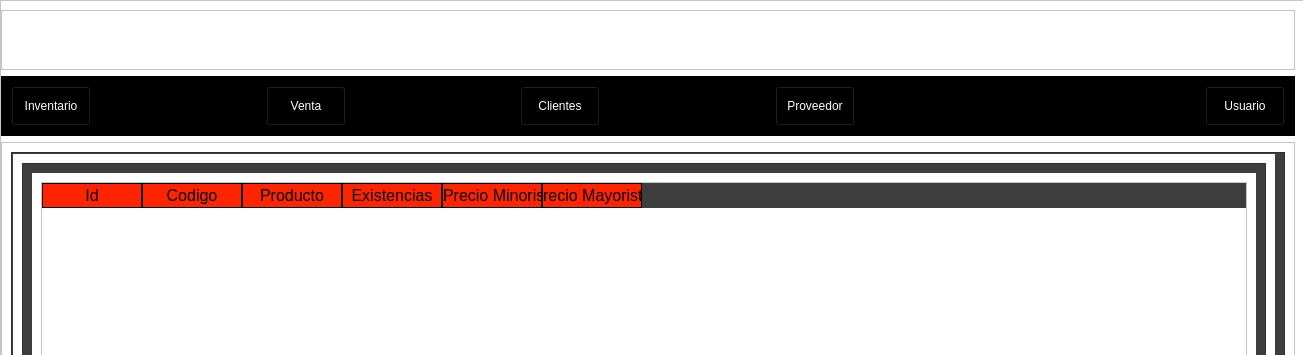
This is View/Menu_BD.ui in DanielSajvin/Proyecto_basedatos as Qt 5 draws it before an edit; both pictures show x 0 to 1303 and y 0 to 355 of the 1303 by 794 pixel window. The edited form follows.
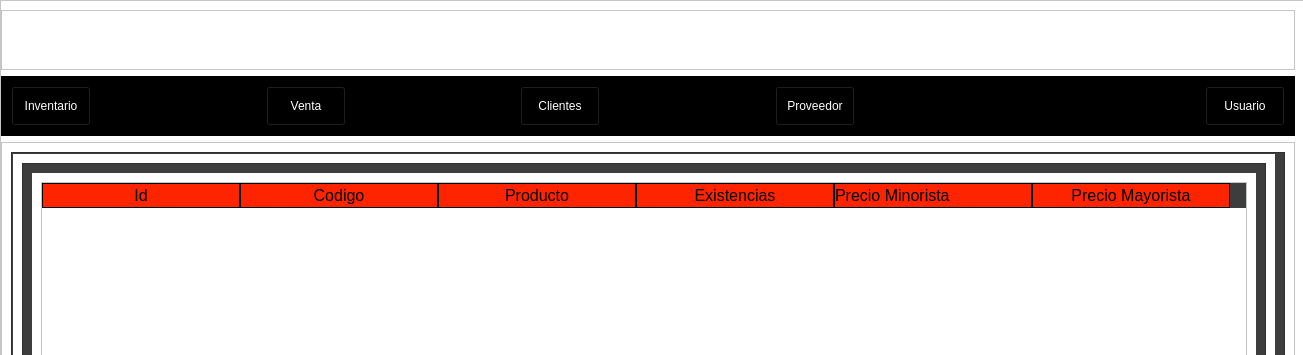
This is the edited form. The open tabs and pages were chosen to show the change. Icons and pictures are not drawn.

Diff of the .ui file:
```diff
--- a/View/Menu_BD.ui
+++ b/View/Menu_BD.ui
@@ -540,6 +540,9 @@
                         <property name="styleSheet">
                          <string notr="true">color: rgb(0, 0, 0);</string>
                         </property>
+                        <attribute name="horizontalHeaderDefaultSectionSize">
+                         <number>198</number>
+                        </attribute>
                         <column>
                          <property name="text">
                           <string>Id</string>
```
Left out of the diff: 16 changed lines with no effect on the pictures.
